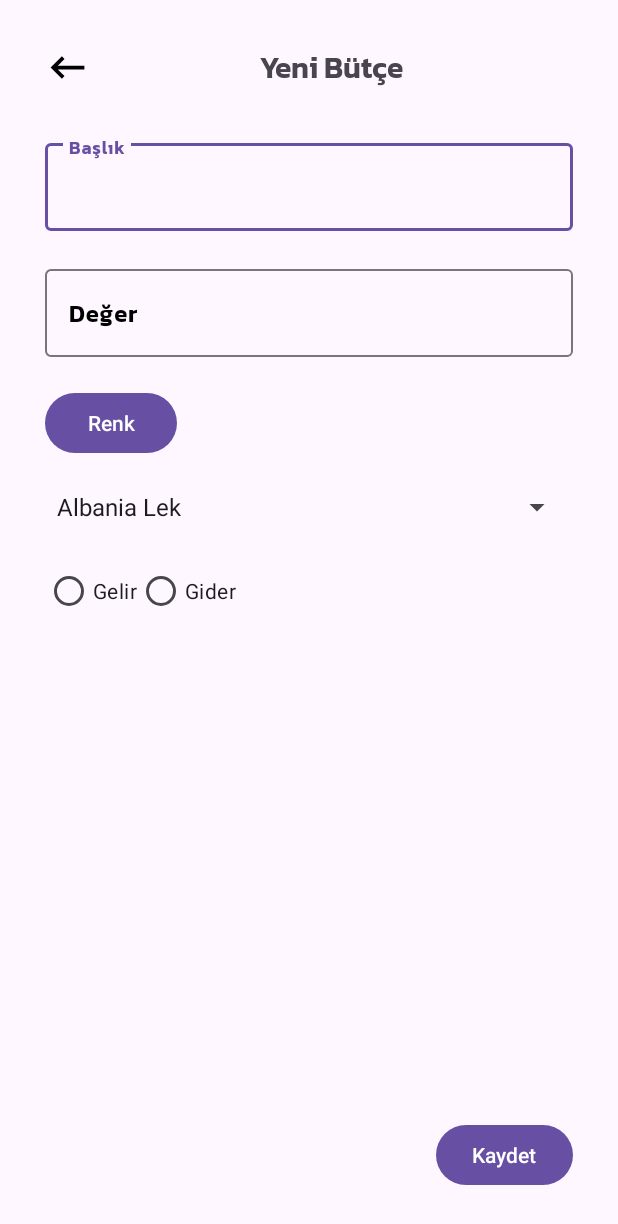
After one commit to nasiroglusude/finance_app, an Android app: the NewBudgetActivity screen opened directly, with no data from a screen before it, on a phone screen of 412 x 824 dp. The commit adds this screen. Shown: the top 1224 px of the screen. Run offline under Robolectric (Android 15) with nearby library versions, the phone set to English and light mode, and no system bars; our stand-ins replace Firebase (no records; nobody signed in at launch, a user with empty details on screens opened directly); libraries missing offline, so code that uses them is left out: com.skydoves.colorpickerview.

Commit message:
Income and Expense feature added.

```diff
--- a/app/build.gradle.kts
+++ b/app/build.gradle.kts
@@ -45,7 +45,7 @@ android {
 dependencies {
 
 // Import the BoM for the Firebase platform
-    implementation(platform("com.google.firebase:firebase-bom:32.7.4"))
+    implementation(platform("com.google.firebase:firebase-bom:32.8.0"))
     implementation("com.google.firebase:firebase-analytics")
     implementation("com.google.firebase:firebase-auth")
     // Add the dependency for the Realtime Database library
@@ -62,6 +62,7 @@ dependencies {
     implementation("com.google.android.material:material:1.11.0")
     implementation("com.google.firebase:firebase-database:20.3.1")
 
+    implementation("com.github.skydoves:colorpickerview:2.1.0")
 
     //Fragment implemantation**
     implementation("androidx.navigation:navigation-fragment-ktx:2.7.7")
--- /dev/null
+++ b/app/src/main/java/com/example/financeapp/activity/menu/NewBudgetActivity.kt
@@ -0,0 +1,118 @@
+package com.example.financeapp.activity.menu
+
+import android.R
+import android.app.Dialog
+import android.content.Context
+import android.content.Intent
+import android.os.Bundle
+import android.widget.ArrayAdapter
+import android.widget.RadioButton
+import androidx.appcompat.app.AppCompatActivity
+import androidx.fragment.app.Fragment
+import androidx.fragment.app.FragmentTransaction
+import com.example.financeapp.activity.menu.navigation.HomeFragment
+import com.example.financeapp.databinding.ActivityNewBudgetBinding
+import com.example.financeapp.databinding.DialogColorPickerBinding
+import com.example.financeapp.enums.Currency
+import com.example.financeapp.data.Budget
+import com.example.financeapp.databinding.ActivityMenuBinding
+import com.google.firebase.auth.FirebaseAuth
+import com.google.firebase.database.FirebaseDatabase
+import com.skydoves.colorpickerview.listeners.ColorEnvelopeListener
+
+class NewBudgetActivity : AppCompatActivity() {
+    private lateinit var binding: ActivityNewBudgetBinding
+    private lateinit var dialogBinding: DialogColorPickerBinding
+    private lateinit var menuBinding: ActivityMenuBinding
+    private lateinit var firebaseAuth: FirebaseAuth
+
+    override fun onCreate(savedInstanceState: Bundle?) {
+        super.onCreate(savedInstanceState)
+        menuBinding = ActivityMenuBinding.inflate(layoutInflater)
+
+        binding = ActivityNewBudgetBinding.inflate(layoutInflater)
+        setContentView(binding.root)
+
+        firebaseAuth = FirebaseAuth.getInstance()
+
+        binding.colorPickerButton.setOnClickListener {
+            showColorPickerDialog()
+        }
+        binding.saveButton.setOnClickListener {
+            saveBudgetToFirebase()
+        }
+
+        val spinnerAdapter = ArrayAdapter(
+            this,
+            R.layout.simple_spinner_item,
+            Currency.values().map { it.displayName }
+        )
+        spinnerAdapter.setDropDownViewResource(android.R.layout.simple_spinner_dropdown_item)
+        binding.currencySpinner.adapter = spinnerAdapter
+    }
+
+    private fun showColorPickerDialog() {
+        val dialog = Dialog(this)
+        dialogBinding = DialogColorPickerBinding.inflate(layoutInflater)
+        dialog.setContentView(dialogBinding.root)
+
+        val colorPickerView = dialogBinding.colorPickerView
+        val setButton = dialogBinding.setButton
+
+        colorPickerView.setColorListener(ColorEnvelopeListener { envelope, _ ->
+            val selectedColor = envelope.color
+            dialogBinding.colorPreview.setBackgroundColor(selectedColor)
+            binding.colorPickerButton.setBackgroundColor(selectedColor)
+        })
+
+        setButton.setOnClickListener {
+            dialog.dismiss()
+        }
+
+        dialog.show()
+    }
+
+    private fun saveBudgetToFirebase() {
+        val userId = firebaseAuth.currentUser?.uid
+        userId?.let { uid ->
+            val budgetId =
+                FirebaseDatabase.getInstance().reference.child("users").child(uid)
+                    .child("budgets").push().key
+            val title = binding.title.text.toString()
+            val amount = binding.amount.text.toString()
+            val color =
+                "#" + Integer.toHexString(binding.colorPickerButton.backgroundTintList?.defaultColor
+                    ?: 0)
+            val currency =
+                Currency.values()[binding.currencySpinner.selectedItemPosition].code
+            val radioButtonId = binding.budgetTypeRadioGroup.checkedRadioButtonId
+            val type = if (radioButtonId == binding.incomeRadioButton.id) "Income" else "Expense"
+
+
+            val budget = Budget(
+                budgetId ?: "",
+                title,
+                amount,
+                color,
+                currency,
+                type
+            )
+
+            FirebaseDatabase.getInstance().reference.child("users").child(uid)
+                .child("budgets").child(budgetId ?: "").setValue(budget)
+                .addOnCompleteListener { task ->
+                    if (task.isSuccessful) {
+                        // Budget saved successfully
+
+                        finish()
+                    } else {
+                        // Handle error
+                    }
+                }
+        }
+    }
+    fun navigateToActivity(context: Context, targetActivity: Class<*>) {
+        val intent = Intent(context, targetActivity)
+        context.startActivity(intent)
+    }
+}
--- /dev/null
+++ b/app/src/main/java/com/example/financeapp/enums/currencies.kt
@@ -0,0 +1,124 @@
+package com.example.financeapp.enums
+
+enum class Currency(val code: String, val displayName: String) {
+    ALL("ALL", "Albania Lek"),
+    AFN("AFN", "Afghanistan Afghani"),
+    ARS("ARS", "Argentina Peso"),
+    AWG("AWG", "Aruba Guilder"),
+    AUD("AUD", "Australia Dollar"),
+    AZN("AZN", "Azerbaijan New Manat"),
+    BSD("BSD", "Bahamas Dollar"),
+    BBD("BBD", "Barbados Dollar"),
+    BYR("BYR", "Belarus Ruble"),
+    BZD("BZD", "Belize Dollar"),
+    BMD("BMD", "Bermuda Dollar"),
+    BOB("BOB", "Bolivia Boliviano"),
+    BAM("BAM", "Bosnia and Herzegovina Convertible Marka"),
+    BWP("BWP", "Botswana Pula"),
+    BGN("BGN", "Bulgaria Lev"),
+    BRL("BRL", "Brazil Real"),
+    BND("BND", "Brunei Darussalam Dollar"),
+    KHR("KHR", "Cambodia Riel"),
+    CAD("CAD", "Canada Dollar"),
+    KYD("KYD", "Cayman Islands Dollar"),
+    CLP("CLP", "Chile Peso"),
+    CNY("CNY", "China Yuan Renminbi"),
+    COP("COP", "Colombia Peso"),
+    CRC("CRC", "Costa Rica Colon"),
+    HRK("HRK", "Croatia Kuna"),
+    CUP("CUP", "Cuba Peso"),
+    CZK("CZK", "Czech Republic Koruna"),
+    DKK("DKK", "Denmark Krone"),
+    DOP("DOP", "Dominican Republic Peso"),
+    XCD("XCD", "East Caribbean Dollar"),
+    EGP("EGP", "Egypt Pound"),
+    SVC("SVC", "El Salvador Colon"),
+    EEK("EEK", "Estonia Kroon"),
+    EUR("EUR", "Euro Member Countries"),
+    FKP("FKP", "Falkland Islands (Malvinas) Pound"),
+    FJD("FJD", "Fiji Dollar"),
+    GHC("GHC", "Ghana Cedis"),
+    GIP("GIP", "Gibraltar Pound"),
+    GTQ("GTQ", "Guatemala Quetzal"),
+    GGP("GGP", "Guernsey Pound"),
+    GYD("GYD", "Guyana Dollar"),
+    HNL("HNL", "Honduras Lempira"),
+    HKD("HKD", "Hong Kong Dollar"),
+    HUF("HUF", "Hungary Forint"),
+    ISK("ISK", "Iceland Krona"),
+    INR("INR", "India Rupee"),
+    IDR("IDR", "Indonesia Rupiah"),
+    IRR("IRR", "Iran Rial"),
+    IMP("IMP", "Isle of Man Pound"),
+    ILS("ILS", "Israel Shekel"),
+    JMD("JMD", "Jamaica Dollar"),
+    JPY("JPY", "Japan Yen"),
+    JEP("JEP", "Jersey Pound"),
+    KZT("KZT", "Kazakhstan Tenge"),
+    KPW("KPW", "Korea (North) Won"),
+    KRW("KRW", "Korea (South) Won"),
+    KGS("KGS", "Kyrgyzstan Som"),
+    LAK("LAK", "Laos Kip"),
+    LVL("LVL", "Latvia Lat"),
+    LBP("LBP", "Lebanon Pound"),
+    LRD("LRD", "Liberia Dollar"),
+    LTL("LTL", "Lithuania Litas"),
+    MKD("MKD", "Macedonia Denar"),
+    MYR("MYR", "Malaysia Ringgit"),
+    MUR("MUR", "Mauritius Rupee"),
+    MXN("MXN", "Mexico Peso"),
+    MNT("MNT", "Mongolia Tughrik"),
+    MZN("MZN", "Mozambique Metical"),
+    NAD("NAD", "Namibia Dollar"),
+    NPR("NPR", "Nepal Rupee"),
+    ANG("ANG", "Netherlands Antilles Guilder"),
+    NZD("NZD", "New Zealand Dollar"),
+    NIO("NIO", "Nicaragua Cordoba"),
+    NGN("NGN", "Nigeria Naira"),
+    NOK("NOK", "Norway Krone"),
+    OMR("OMR", "Oman Rial"),
+    PKR("PKR", "Pakistan Rupee"),
+    PAB("PAB", "Panama Balboa"),
+    PYG("PYG", "Paraguay Guarani"),
+    PEN("PEN", "Peru Nuevo Sol"),
+    PHP("PHP", "Philippines Peso"),
+    PLN("PLN", "Poland Zloty"),
+    QAR("QAR", "Qatar Riyal"),
+    RON("RON", "Romania New Leu"),
+    RUB("RUB", "Russia Ruble"),
+    SHP("SHP", "Saint Helena Pound"),
+    SAR("SAR", "Saudi Arabia Riyal"),
+    RSD("RSD", "Serbia Dinar"),
+    SCR("SCR", "Seychelles Rupee"),
+    SGD("SGD", "Singapore Dollar"),
+    SBD("SBD", "Solomon Islands Dollar"),
+    SOS("SOS", "Somalia Shilling"),
+    ZAR("ZAR", "South Africa Rand"),
+    KRW2("KRW", "Korea (South) Won"), // Duplicate code for South Korea Won
+    LKR("LKR", "Sri Lanka Rupee"),
+    SEK("SEK", "Sweden Krona"),
+    CHF("CHF", "Switzerland Franc"),
+    SRD("SRD", "Suriname Dollar"),
+    SYP("SYP", "Syria Pound"),
+    TWD("TWD", "Taiwan New Dollar"),
+    THB("THB", "Thailand Baht"),
+    TTD("TTD", "Trinidad and Tobago Dollar"),
+    TRY("TRY", "Turkey Lira"),
+    TRL("TRL", "Turkey Lira"),
+    TVD("TVD", "Tuvalu Dollar"),
+    UAH("UAH", "Ukraine Hryvna"),
+    GBP("GBP", "United Kingdom Pound"),
+    USD("USD", "United States Dollar"),
+    UYU("UYU", "Uruguay Peso"),
+    UZS("UZS", "Uzbekistan Som"),
+    VEF("VEF", "Venezuela Bolivar"),
+    VND("VND", "Viet Nam Dong"),
+    YER("YER", "Yemen Rial"),
+    ZWD("ZWD", "Zimbabwe Dollar");
+
+    companion object {
+        fun fromCode(code: String): Currency? {
+            return values().find { it.code == code }
+        }
+    }
+}
--- /dev/null
+++ b/app/src/main/res/layout/activity_new_budget.xml
@@ -0,0 +1,131 @@
+<?xml version="1.0" encoding="utf-8"?>
+<RelativeLayout xmlns:android="http://schemas.android.com/apk/res/android"
+    xmlns:app="http://schemas.android.com/apk/res-auto"
+    android:layout_width="match_parent"
+    android:layout_height="match_parent"
+    android:padding="30dp">
+
+    <LinearLayout
+        android:id="@+id/actionBarLayout"
+        android:layout_width="match_parent"
+        android:layout_height="wrap_content"
+        android:layout_alignParentStart="true"
+        android:layout_alignParentTop="true"
+        android:orientation="horizontal">
+
+        <ImageButton
+            android:id="@+id/back_button"
+            android:layout_width="wrap_content"
+            android:layout_height="wrap_content"
+            android:background="@android:color/transparent"
+            android:src="@drawable/baseline_keyboard_backspace_24" />
+
+        <TextView
+            android:layout_width="0dp"
+            android:layout_height="wrap_content"
+            android:layout_gravity="center"
+            android:layout_weight="1"
+            android:fontFamily="@font/kanit"
+            android:gravity="center"
+            android:text="@string/new_budget"
+            android:textSize="20sp" />
+
+    </LinearLayout>
+
+    <LinearLayout
+        android:layout_width="match_parent"
+        android:layout_height="wrap_content"
+        android:layout_below="@+id/actionBarLayout"
+        android:orientation="vertical"
+        android:paddingTop="30dp"
+        android:paddingBottom="30dp">
+
+
+        <com.google.android.material.textfield.TextInputLayout
+            android:layout_width="match_parent"
+            android:layout_height="wrap_content"
+            android:hint="@string/title"
+            android:textColorHint="@color/black"
+            app:boxBackgroundMode="outline"
+            app:endIconMode="clear_text">
+
+            <com.google.android.material.textfield.TextInputEditText
+                android:id="@+id/title"
+                android:layout_width="match_parent"
+                android:layout_height="wrap_content"
+                android:fontFamily="@font/kanit" />
+
+        </com.google.android.material.textfield.TextInputLayout>
+
+        <com.google.android.material.textfield.TextInputLayout
+            android:layout_width="match_parent"
+            android:paddingTop="20dp"
+            android:layout_height="wrap_content"
+            android:hint="@string/amount"
+            android:textColorHint="@color/black"
+            app:boxBackgroundMode="outline"
+            app:endIconMode="clear_text">
+            <!-- Replace the ColorPickerView with a button -->
+
+            <com.google.android.material.textfield.TextInputEditText
+                android:id="@+id/amount"
+                android:layout_width="match_parent"
+                android:layout_height="wrap_content"
+                android:fontFamily="@font/kanit"
+                android:inputType="number"/>
+
+
+        </com.google.android.material.textfield.TextInputLayout>
+
+        <!-- Spinner for currency menu -->
+        <Button
+            android:id="@+id/colorPickerButton"
+            android:layout_width="wrap_content"
+            android:layout_height="wrap_content"
+            android:layout_marginTop="20dp"
+            android:text="@string/color_picker" />
+
+        <Spinner
+            android:id="@+id/currency_spinner"
+            android:layout_width="match_parent"
+            android:layout_height="wrap_content"
+            android:layout_marginTop="20dp"/>
+
+        <!-- RadioGroup for budget type -->
+        <RadioGroup
+            android:id="@+id/budget_type_radio_group"
+            android:layout_width="match_parent"
+            android:layout_height="wrap_content"
+            android:layout_marginTop="20dp"
+            android:orientation="horizontal">
+
+            <!-- RadioButtons for income and expense -->
+            <RadioButton
+                android:id="@+id/income_radio_button"
+                android:layout_width="wrap_content"
+                android:layout_height="wrap_content"
+                android:text="@string/income" />
+
+            <RadioButton
+                android:id="@+id/expense_radio_button"
+                android:layout_width="wrap_content"
+                android:layout_height="wrap_content"
+                android:layout_gravity="center"
+                android:text="@string/expense" />
+
+        </RadioGroup>
+
+
+
+    </LinearLayout>
+    <Button
+        android:id="@+id/saveButton"
+        android:layout_width="wrap_content"
+        android:layout_height="wrap_content"
+        android:layout_alignParentEnd="true"
+        android:layout_alignParentBottom="true"
+        android:layout_marginTop="20dp"
+        android:text="@string/save" />
+
+
+</RelativeLayout>
--- a/app/src/main/res/values/strings.xml
+++ b/app/src/main/res/values/strings.xml
@@ -42,4 +42,13 @@
     <string name="kids">ÇOCUK</string>
     <string name="exchange">DÖVİZ</string>
     <string name="profile">PROFİL</string>
+    <string name="new_budget">Yeni Bütçe</string>
+    <string name="title">Başlık</string>
+    <string name="income">Gelir</string>
+    <string name="expense">Gider</string>
+    <string name="color_picker">Renk</string>
+    <string name="set">Ayarla</string>
+    <string name="category">Kategori</string>
+    <string name="save">Kaydet</string>
+    <string name="amount">Değer</string>
 </resources>
```
Also changed, not shown: app/src/main/AndroidManifest.xml (+12 -4 lines), app/src/main/java/com/example/financeapp/activity/menu/MenuActivity.kt (+8 -1 lines), app/src/main/java/com/example/financeapp/activity/menu/navigation/HomeFragment.kt (+69 -38 lines), app/src/main/java/com/example/financeapp/data/Budget.kt (added, +13 -0 lines), app/src/main/res/layout/activity_login.xml (+14 -9 lines), app/src/main/res/layout/dialog_color_picker.xml (added, +34 -0 lines), app/src/main/res/layout/fragment_home.xml (+4 -4 lines), 1 other file.
